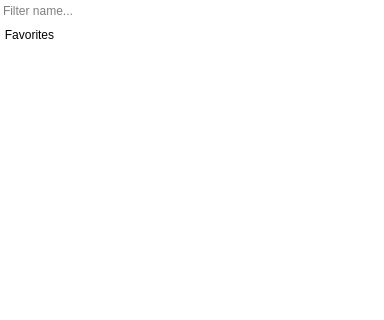
Above: plugins/perspective/GraphPerspective/designer/AlgorithmRunner.ui from Tulip-Dev/tulip before the change; both pictures show x 0 to 384 and y 0 to 320 of the 384 by 710 pixel window. Below: the same form after it.
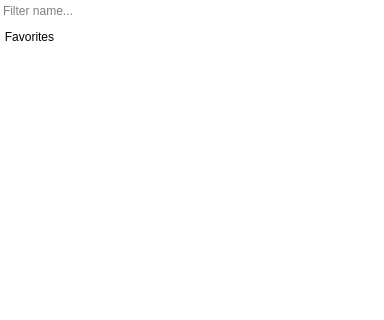
That is the form after the change. Icons and pictures are not drawn. Custom widgets are drawn as their Qt base class.

Commit message: remove the star icon at the left of the Favorites group box title + fix icon displayed when drag and dropping algorithms

```diff
--- a/plugins/perspective/GraphPerspective/designer/AlgorithmRunner.ui
+++ b/plugins/perspective/GraphPerspective/designer/AlgorithmRunner.ui
@@ -32,9 +32,6 @@
 subcontrol-position: top left;
 padding: 0 3px;
 }
-#favoritesBox::title {
-spacing: 24px;
-}
 ExpandableGroupBox::indicator:unchecked {
 image: url(:/tulip/gui/ui/right_arrow-black.png);
 }
```
Left out of the diff: 4 changed lines with no effect on the pictures. The commit also changes 3 other files.
